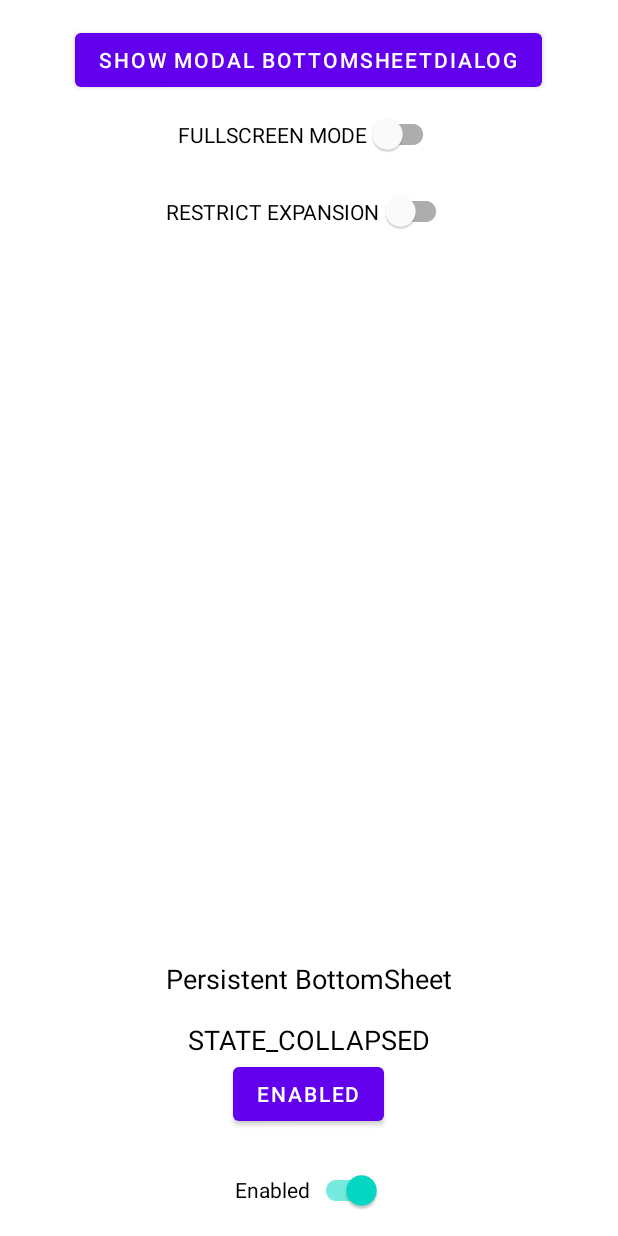
After one commit to bayu07750/showcase-material, an Android app: the layout fragment_home.xml on its own in the app's theme, with its tools: preview values and no code run, on a phone screen of 412 x 824 dp. The commit adds this screen. Run offline under Robolectric (Android 15) with nearby library versions, the phone set to English and light mode, and no system bars.

Commit message:
setup navigation and layouting

```diff
--- a/bottomsheetapp/build.gradle
+++ b/bottomsheetapp/build.gradle
@@ -1,6 +1,7 @@
 plugins {
     id 'com.android.application'
     id 'org.jetbrains.kotlin.android'
+    id "androidx.navigation.safeargs.kotlin"
 }
 
 android {
@@ -40,7 +41,11 @@ dependencies {
     implementation 'androidx.appcompat:appcompat:1.4.1'
     implementation 'com.google.android.material:material:1.5.0'
     implementation 'androidx.constraintlayout:constraintlayout:2.1.3'
+    implementation 'androidx.legacy:legacy-support-v4:1.0.0'
     testImplementation 'junit:junit:4.13.2'
     androidTestImplementation 'androidx.test.ext:junit:1.1.3'
     androidTestImplementation 'androidx.test.espresso:espresso-core:3.4.0'
+
+    implementation("androidx.navigation:navigation-fragment-ktx:2.4.1")
+    implementation("androidx.navigation:navigation-ui-ktx:2.4.1")
 }
--- a/bottomsheetapp/src/main/java/com/bayu/bottomsheetapp/MainActivity.kt
+++ b/bottomsheetapp/src/main/java/com/bayu/bottomsheetapp/MainActivity.kt
@@ -4,6 +4,7 @@ import androidx.appcompat.app.AppCompatActivity
 import android.os.Bundle
 
 class MainActivity : AppCompatActivity() {
+
     override fun onCreate(savedInstanceState: Bundle?) {
         super.onCreate(savedInstanceState)
         setContentView(R.layout.activity_main)
--- /dev/null
+++ b/bottomsheetapp/src/main/res/layout/fragment_home.xml
@@ -0,0 +1,102 @@
+<?xml version="1.0" encoding="utf-8"?>
+<androidx.coordinatorlayout.widget.CoordinatorLayout xmlns:android="http://schemas.android.com/apk/res/android"
+    xmlns:app="http://schemas.android.com/apk/res-auto"
+    xmlns:tools="http://schemas.android.com/tools"
+    android:id="@+id/cat_bottomsheet_coordinator_layout"
+    android:layout_width="match_parent"
+    android:layout_height="match_parent"
+    android:fitsSystemWindows="true"
+    tools:context=".ui.HomeFragment">
+
+    <RelativeLayout
+        android:layout_width="match_parent"
+        android:layout_height="match_parent"
+        android:orientation="vertical">
+
+        <Button
+            android:id="@+id/bottomsheet_button"
+            android:layout_width="wrap_content"
+            android:layout_height="wrap_content"
+            android:layout_centerHorizontal="true"
+            android:layout_marginTop="16dp"
+            android:text="Show modal BottomSheetDialog" />
+
+        <com.google.android.material.switchmaterial.SwitchMaterial
+            android:id="@+id/cat_fullscreen_switch"
+            android:layout_width="wrap_content"
+            android:layout_height="wrap_content"
+            android:layout_below="@id/bottomsheet_button"
+            android:layout_centerHorizontal="true"
+            android:padding="16dp"
+            android:switchMinWidth="56dp"
+            android:text="Fullscreen Mode"
+            android:textAllCaps="true"
+            android:textSize="14sp" />
+
+        <com.google.android.material.switchmaterial.SwitchMaterial
+            android:id="@+id/cat_bottomsheet_expansion_switch"
+            android:layout_width="wrap_content"
+            android:layout_height="wrap_content"
+            android:layout_below="@id/cat_fullscreen_switch"
+            android:layout_centerHorizontal="true"
+            android:padding="16dp"
+            android:switchMinWidth="56dp"
+            android:text="Restrict expansion"
+            android:textAllCaps="true"
+            android:textSize="14sp" />
+
+    </RelativeLayout>
+
+    <RelativeLayout
+        android:id="@+id/bottom_drawer"
+        style="@style/Widget.Material3.BottomSheet"
+        android:layout_width="match_parent"
+        android:layout_height="400dp"
+        app:backgroundTint="?attr/colorSurface"
+        app:behavior_hideable="false"
+        app:behavior_peekHeight="200dp"
+        app:layout_behavior="@string/bottom_sheet_behavior">
+
+        <TextView
+            android:id="@+id/textView"
+            android:layout_width="wrap_content"
+            android:layout_height="wrap_content"
+            android:layout_centerHorizontal="true"
+            android:layout_marginTop="16dp"
+            android:text="Persistent BottomSheet"
+            android:textColor="?attr/colorOnSurface"
+            android:textSize="18sp" />
+
+        <TextView
+            android:id="@+id/cat_persistent_bottomsheet_state"
+            android:layout_width="wrap_content"
+            android:layout_height="wrap_content"
+            android:layout_below="@id/textView"
+            android:layout_centerHorizontal="true"
+            android:layout_marginTop="16dp"
+            android:text="STATE_COLLAPSED"
+            android:textColor="?attr/colorOnSurface"
+            android:textSize="18sp" />
+
+        <Button
+            android:id="@+id/cat_bottomsheet_button"
+            android:layout_width="wrap_content"
+            android:layout_height="wrap_content"
+            android:layout_below="@id/cat_persistent_bottomsheet_state"
+            android:layout_centerHorizontal="true"
+            android:text="Enabled" />
+
+        <com.google.android.material.switchmaterial.SwitchMaterial
+            android:id="@+id/cat_bottomsheet_enabled_switch"
+            android:layout_width="wrap_content"
+            android:layout_height="wrap_content"
+            android:layout_below="@id/cat_bottomsheet_button"
+            android:layout_centerHorizontal="true"
+            android:layout_marginTop="16dp"
+            android:checked="true"
+            android:text="Enabled" />
+
+    </RelativeLayout>
+
+
+</androidx.coordinatorlayout.widget.CoordinatorLayout>
--- a/bottomsheetapp/src/main/res/values/strings.xml
+++ b/bottomsheetapp/src/main/res/values/strings.xml
@@ -1,3 +1,5 @@
 <resources>
     <string name="app_name">BottomSheetApp</string>
+    <!-- TODO: Remove or change this placeholder text -->
+    <string name="hello_blank_fragment">Hello blank fragment</string>
 </resources>
--- a/bottomsheetapp/src/main/res/values/themes.xml
+++ b/bottomsheetapp/src/main/res/values/themes.xml
@@ -1,6 +1,6 @@
 <resources xmlns:tools="http://schemas.android.com/tools">
     <!-- Base application theme. -->
-    <style name="Theme.Material" parent="Theme.MaterialComponents.DayNight.DarkActionBar">
+    <style name="Theme.Material" parent="Theme.MaterialComponents.DayNight.NoActionBar">
         <!-- Primary brand color. -->
         <item name="colorPrimary">@color/purple_500</item>
         <item name="colorPrimaryVariant">@color/purple_700</item>
@@ -12,5 +12,6 @@
         <!-- Status bar color. -->
         <item name="android:statusBarColor" tools:targetApi="l">?attr/colorPrimaryVariant</item>
         <!-- Customize your theme here. -->
+        <item name="android:windowTranslucentStatus">true</item>
     </style>
 </resources>
```
Also changed, not shown: bottomsheetapp/src/main/java/com/bayu/bottomsheetapp/ui/HomeFragment.kt (added, +28 -0 lines), bottomsheetapp/src/main/res/layout/activity_main.xml (+11 -7 lines), bottomsheetapp/src/main/res/navigation/main_graph.xml (added, +13 -0 lines).
